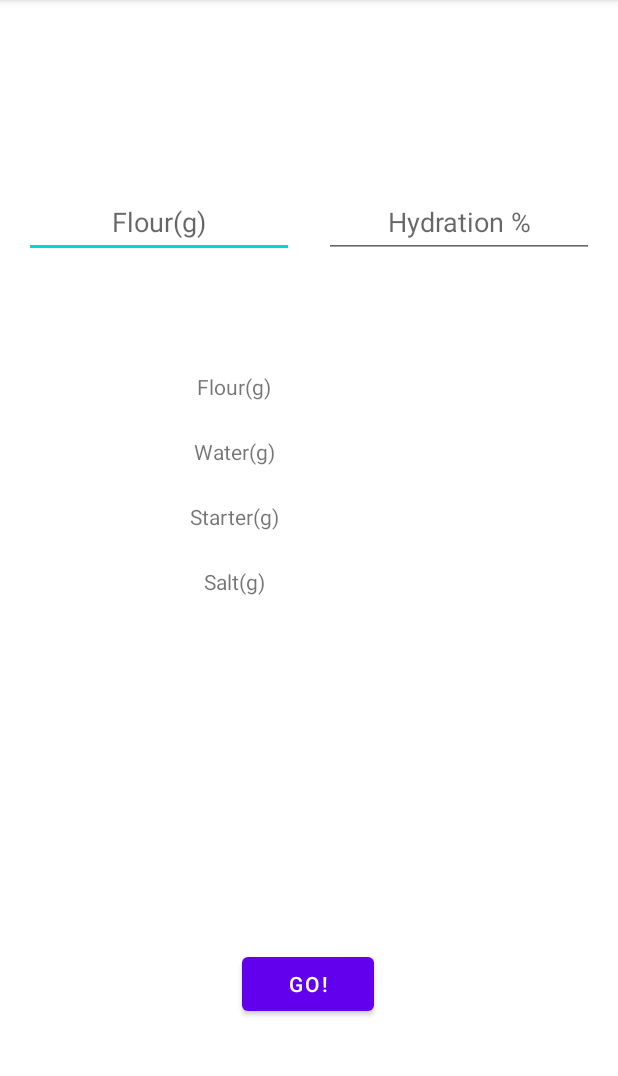
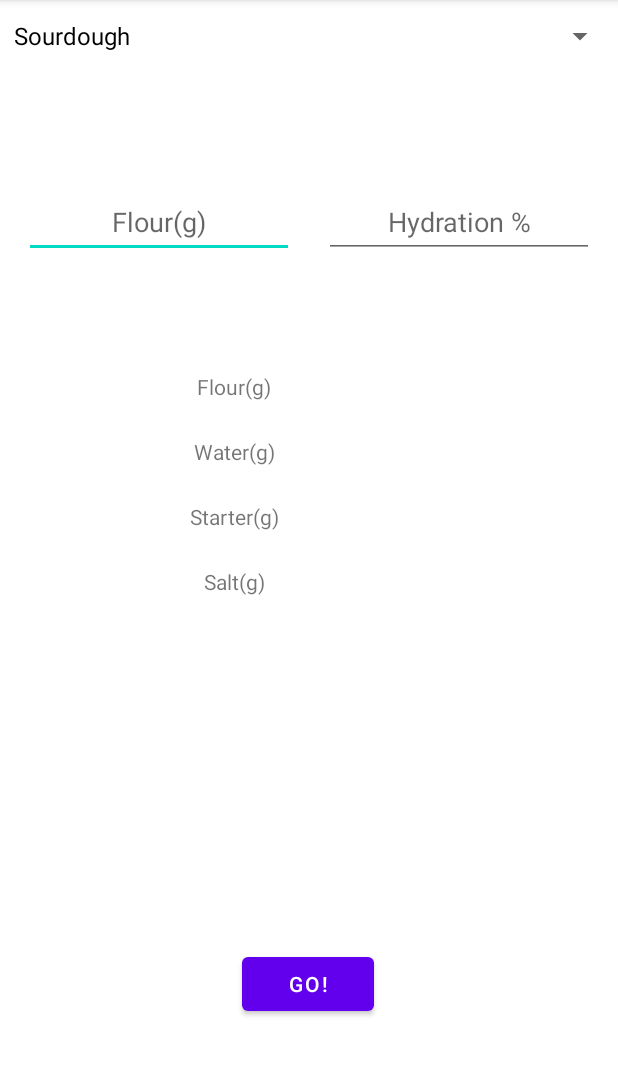
Before and after one commit to RichardSDietz/SourdoughHydrationCalculator, an Android app: the screen it shows after launch (MainActivity), on a phone screen of 412 x 824 dp, the part 84-1160 px from its top. Run offline under Robolectric (Android 15) with nearby library versions, the phone set to English and light mode, and no system bars.

Commit message:
Added a spinner and setup basic functionality for listing different dough types. Individual functionality not working yet for the different dough types.

```diff
--- /dev/null
+++ b/app/src/main/java/com/example/sourdoughhydrationhelper/DoughType.java
@@ -0,0 +1,11 @@
+package com.example.sourdoughhydrationhelper;
+
+public class DoughType {
+    private String doughTypeName;
+    public DoughType(String doughTypeName) { this.doughTypeName = doughTypeName; }
+    public String getDoughTypeName(){ return doughTypeName; }
+    public void setDoughTypeName(String doughTypeName){ this.doughTypeName = doughTypeName; }
+
+    @Override
+    public String toString() { return doughTypeName; }
+}
--- a/app/src/main/java/com/example/sourdoughhydrationhelper/MainActivity.java
+++ b/app/src/main/java/com/example/sourdoughhydrationhelper/MainActivity.java
@@ -3,16 +3,37 @@ package com.example.sourdoughhydrationhelper;
 import androidx.appcompat.app.AppCompatActivity;
 import android.os.Bundle;
 import android.view.View;
+import android.widget.ArrayAdapter;
 import android.widget.EditText;
+import android.widget.Spinner;
 import android.widget.TextView;
+
+import java.util.ArrayList;
+import java.util.List;
 import java.util.Locale;
 
 public class MainActivity extends AppCompatActivity {
+
+    private Spinner doughTypeSpinner;
 
     @Override
     protected void onCreate(Bundle savedInstanceState) {
         super.onCreate(savedInstanceState);
         setContentView(R.layout.activity_main);
+
+        //DOUGH TYPE SPINNER CODE
+        doughTypeSpinner = findViewById(R.id.doughTypeSpinner);
+
+        List<DoughType> doughTypeList = new ArrayList<>();
+
+        DoughType sourDough = new DoughType("Sourdough");
+        doughTypeList.add (sourDough);
+        DoughType bagels = new DoughType("Bagels");
+        doughTypeList.add (bagels);
+
+        ArrayAdapter<DoughType> adapter = new ArrayAdapter<DoughType>(this, android.R.layout.simple_spinner_dropdown_item, doughTypeList);
+        adapter.setDropDownViewResource(android.R.layout.simple_spinner_dropdown_item);
+        doughTypeSpinner.setAdapter(adapter);
     }
 
     public void calculateHydration(View view)   {
@@ -28,9 +49,9 @@ public class MainActivity extends AppCompatActivity {
         Float flourAmountF = Float.parseFloat(flourAmountS);
         String hydrationPercS = hydrationText.getText().toString();
         Float hydrationPercF = Float.parseFloat(hydrationPercS);
-        Float starterAmountF = flourAmountF * .28f;
+        Float starterAmountF = flourAmountF * .40f;
         Float waterAmountF = ((flourAmountF + (starterAmountF / 2)) * (hydrationPercF / 100)) - (starterAmountF / 2);
-        Float saltAmountF = (flourAmountF + (starterAmountF / 2)) * .02f;
+        Float saltAmountF = (flourAmountF + (starterAmountF / 2)) * .01f;
         flourCalcText.setText(String.format(Locale.ENGLISH, "%.0f", flourAmountF));
         waterCalcText.setText(String.format(Locale.ENGLISH, "%.0f", waterAmountF));
         starterCalcText.setText(String.format(Locale.ENGLISH, "%.0f", starterAmountF));
--- a/app/src/main/res/layout/activity_main.xml
+++ b/app/src/main/res/layout/activity_main.xml
@@ -130,4 +130,12 @@
         app:layout_constraintHorizontal_bias="0.498"
         app:layout_constraintStart_toStartOf="parent" />
 
+    <Spinner
+        android:id="@+id/doughTypeSpinner"
+        android:layout_width="409dp"
+        android:layout_height="wrap_content"
+        app:layout_constraintEnd_toEndOf="parent"
+        app:layout_constraintStart_toStartOf="parent"
+        tools:layout_editor_absoluteY="51dp" />
+
 </androidx.constraintlayout.widget.ConstraintLayout>
```
